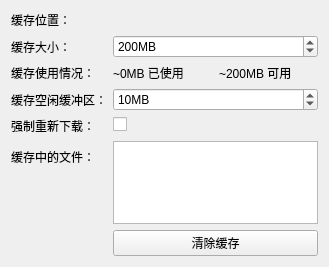
The window that miniSlicer/Slicer/Base/QTGUI/Resources/UI/qSlicerSettingsCachePanel.ui (jiaqiwang969/Slicer) describes before a commit, drawn with Qt 5.
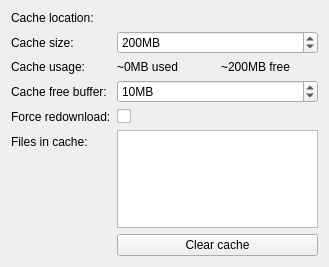
The same window after the commit. Custom widgets are drawn as their Qt base class.

What changed in the file:
```diff
--- a/miniSlicer/Slicer/Base/QTGUI/Resources/UI/qSlicerSettingsCachePanel.ui
+++ b/miniSlicer/Slicer/Base/QTGUI/Resources/UI/qSlicerSettingsCachePanel.ui
@@ -22,7 +22,7 @@
       <string>下载文件的缓存目录</string>
      </property>
      <property name="text">
-      <string>缓存位置：</string>
+      <string>Cache location:</string>
      </property>
     </widget>
    </item>
@@ -31,14 +31,14 @@
      <item>
       <widget class="QLabel" name="UsedCacheSizeLabel">
        <property name="text">
-        <string>~0MB 已使用</string>
+        <string>~0MB used</string>
        </property>
       </widget>
      </item>
      <item>
       <widget class="QLabel" name="FreeCacheSizeLabel">
        <property name="text">
-        <string>~200MB 可用</string>
+        <string>~200MB free</string>
        </property>
       </widget>
      </item>
@@ -50,7 +50,7 @@
       <string>当前缓存使用情况</string>
      </property>
      <property name="text">
-      <string>缓存使用情况：</string>
+      <string>Cache usage:</string>
      </property>
     </widget>
    </item>
@@ -79,7 +79,7 @@
       <string>下载文件专用缓存的上限</string>
      </property>
      <property name="text">
-      <string>缓存大小：</string>
+      <string>Cache size:</string>
      </property>
     </widget>
    </item>
@@ -105,7 +105,7 @@
       <string>应保持的空闲空间。应为下载文件的典型大小。</string>
      </property>
      <property name="text">
-      <string>缓存空闲缓冲区：</string>
+      <string>Cache free buffer:</string>
      </property>
     </widget>
    </item>
@@ -115,7 +115,7 @@
       <string>控制文件是否必须下载，即使它已经在缓存中</string>
      </property>
      <property name="text">
-      <string>强制重新下载：</string>
+      <string>Force redownload:</string>
      </property>
     </widget>
    </item>
@@ -132,7 +132,7 @@
    <item row="8" column="0">
     <widget class="QLabel" name="FilesListLabel">
      <property name="text">
-      <string>缓存中的文件：</string>
+      <string>Files in cache:</string>
      </property>
     </widget>
    </item>
@@ -142,7 +142,7 @@
       <string>删除缓存目录中的所有文件</string>
      </property>
      <property name="text">
-      <string>清除缓存</string>
+      <string>Clear cache</string>
      </property>
     </widget>
    </item>
```
Left out of the diff: 25 changed lines with no effect on the pictures.
